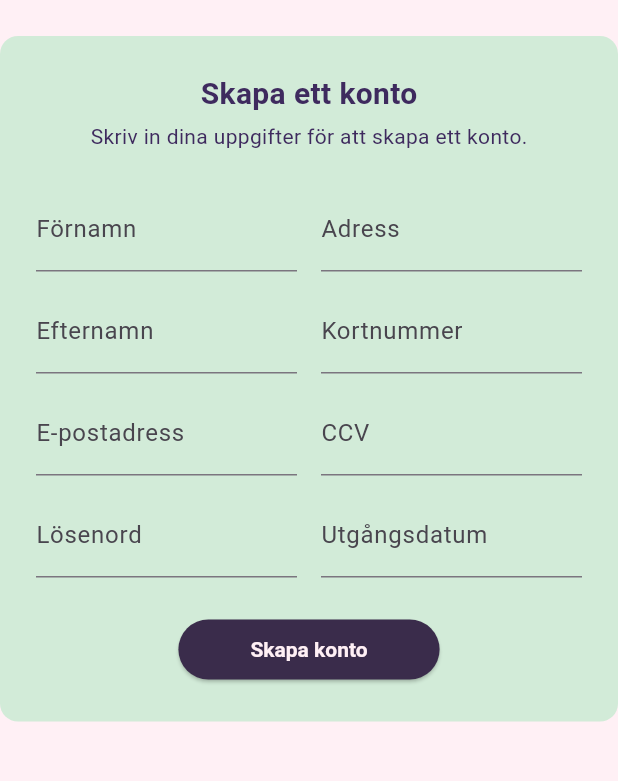
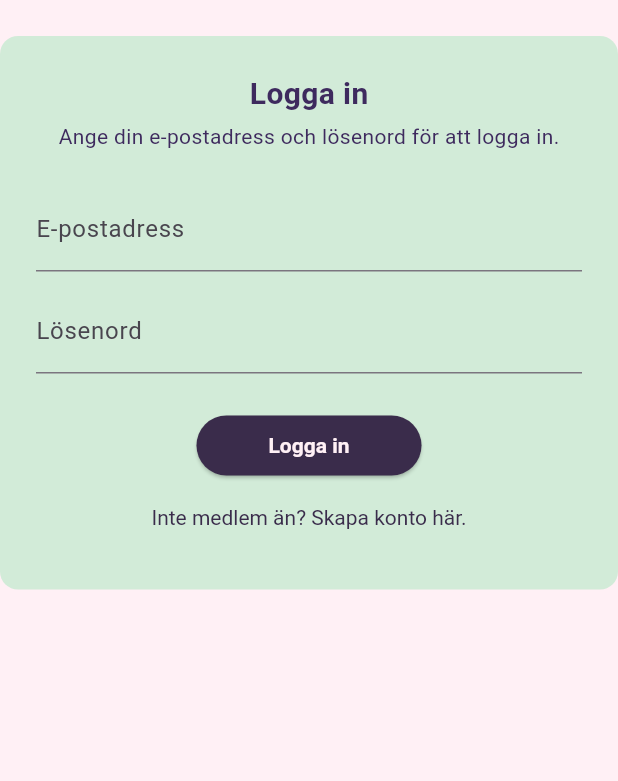
Before and after one commit to Aliceinnit/GG, a Flutter app: the AccountView screen opened directly, after a tap on the "person" icon, after a tap on "Logga in", on a phone screen of 412 x 824 dp, the part 150-931 px from its top. Run offline on Flutter 3.47's test engine with Material 3 defaults, Android fonts, the light colour scheme and no system bars; network calls fail.

Commit message:
inloggning+skapa konto

```diff
--- a/api_test/lib/pages/account_view.dart
+++ b/api_test/lib/pages/account_view.dart
@@ -1,20 +1,105 @@
+import 'package:api_test/model/imat/credit_card.dart';
+import 'package:api_test/model/imat/customer.dart';
+import 'package:api_test/model/imat_data_handler.dart';
+import 'package:api_test/pages/login_view.dart';
+import 'package:api_test/pages/main_view.dart';
 import 'package:flutter/material.dart';
 import 'package:api_test/widgets/app_navigation_bar.dart';
+import 'package:provider/provider.dart';
 
-class AccountView extends StatelessWidget {
+class AccountView extends StatefulWidget {
   const AccountView({super.key});
+
+  @override
+  State<AccountView> createState() => _AccountViewState();
+}
+
+class _AccountViewState extends State<AccountView> {
+  // Personuppgifter
+  final _firstName = TextEditingController();
+  final _lastName = TextEditingController();
+  final _email = TextEditingController();
+  final _password = TextEditingController();
+  final _phoneNumber = TextEditingController();
+  final _mobilePhoneNumber = TextEditingController();
+  final _address = TextEditingController();
+  final _postCode = TextEditingController();
+  final _postAddress = TextEditingController();
+
+  // Kortuppgifter
+  final _cardType = TextEditingController();
+  final _holdersName = TextEditingController();
+  final _cardNumber = TextEditingController();
+  final _validMonth = TextEditingController();
+  final _validYear = TextEditingController();
+  final _verificationCode = TextEditingController();
+
+  @override
+  void dispose() {
+    // Glöm inte att rensa alla controllers
+    _firstName.dispose();
+    _lastName.dispose();
+    _email.dispose();
+    _password.dispose();
+    _phoneNumber.dispose();
+    _mobilePhoneNumber.dispose();
+    _address.dispose();
+    _postCode.dispose();
+    _postAddress.dispose();
+    _cardType.dispose();
+    _holdersName.dispose();
+    _cardNumber.dispose();
+    _validMonth.dispose();
+    _validYear.dispose();
+    _verificationCode.dispose();
+    super.dispose();
+  }
+
+  void _createAccount(BuildContext context) async {
+    final handler = Provider.of<ImatDataHandler>(context, listen: false);
+
+    final customer = Customer(
+      _firstName.text,
+      _lastName.text,
+      _email.text,
+      _phoneNumber.text,
+      _mobilePhoneNumber.text,
+      _address.text,
+      _postCode.text,
+      _postAddress.text);
+
+    final card = CreditCard(
+      _cardType.text,
+      _holdersName.text,
+      int.parse(_cardNumber.text),
+      int.parse(_validMonth.text),
+      _validYear.text,
+      int.parse(_verificationCode.text));
+
+    handler.setCustomer(customer);
+    handler.setCreditCard(card);
+
+    ScaffoldMessenger.of(context).showSnackBar(
+      const SnackBar(content: Text('Konto skapat!')),
+    );
+
+    Navigator.pushAndRemoveUntil(
+                  context,
+                  MaterialPageRoute(builder: (context) => const MainView()),
+                  (route) => false,
+                );
+  }
 
   @override
   Widget build(BuildContext context) {
     return Scaffold(
-      backgroundColor: const Color(0xFFFFF0F5),      body: Column(
+      backgroundColor: const Color(0xFFFFF0F5),
+      body: Column(
         children: [
           const AppNavigationBar(showSearchBar: false),
           const SizedBox(height: 24),
           Expanded(
-            child: SingleChildScrollView(
-              child: _buildFormCard(context),
-            ),
+            child: SingleChildScrollView(child: _buildFormCard(context)),
           ),
         ],
       ),
@@ -32,15 +117,10 @@ class AccountView extends StatelessWidget {
         ),
         child: Column(
           children: [
-            const Text(
-              'Skapa ett konto',
-              style: TextStyle(fontSize: 20, fontWeight: FontWeight.bold),
-            ),
+            const Text('Skapa ett konto',
+                style: TextStyle(fontSize: 20, fontWeight: FontWeight.bold)),
             const SizedBox(height: 4),
-            const Text(
-              'Skriv in dina uppgifter för att skapa ett konto.',
-              style: TextStyle(fontSize: 14),
-            ),
+            const Text('Skriv in dina uppgifter för att skapa ett konto.'),
             const SizedBox(height: 24),
             Row(
               children: [
@@ -51,19 +131,27 @@ class AccountView extends StatelessWidget {
             ),
             const SizedBox(height: 24),
             ElevatedButton(
-              onPressed: () {},
+              onPressed: () => _createAccount(context),
               style: ElevatedButton.styleFrom(
-                backgroundColor: const Color(0xFF3A2C4B),
-              ),
+                  backgroundColor: const Color(0xFF3A2C4B)),
               child: const Padding(
                 padding: EdgeInsets.symmetric(horizontal: 24, vertical: 12),
-                child: Text(
-                  'Skapa konto',
-                  style: TextStyle(
-                    color: Color(0xFFFFF0F5),
-                    fontWeight: FontWeight.bold,
-                  ),
-                ),
+                child: Text('Skapa konto',
+                    style: TextStyle(
+                        color: Color(0xFFFFF0F5), fontWeight: FontWeight.bold)),
+              ),
+            ),
+            const SizedBox(height: 12),
+            TextButton(
+              onPressed: () {
+                Navigator.push(
+                  context,
+                  MaterialPageRoute(builder: (_) => const LoginView()),
+                );
+              },
+              child: const Text(
+                'Har du redan ett konto? Logga in här.',
+                style: TextStyle(color: Color(0xFF3A2C4B)),
               ),
             ),
           ],
@@ -75,14 +163,24 @@ class AccountView extends StatelessWidget {
   Widget _buildPersonalInfoColumn() {
     return Column(
       crossAxisAlignment: CrossAxisAlignment.start,
-      children: const [
-        TextField(decoration: InputDecoration(labelText: 'Förnamn')),
-        SizedBox(height: 12),
-        TextField(decoration: InputDecoration(labelText: 'Efternamn')),
-        SizedBox(height: 12),
-        TextField(decoration: InputDecoration(labelText: 'E-postadress')),
-        SizedBox(height: 12),
-        TextField(decoration: InputDecoration(labelText: 'Lösenord')),
+      children: [
+        TextField(controller: _firstName, decoration: const InputDecoration(labelText: 'Förnamn')),
+        const SizedBox(height: 12),
+        TextField(controller: _lastName, decoration: const InputDecoration(labelText: 'Efternamn')),
+        const SizedBox(height: 12),
+        TextField(controller: _email, decoration: const InputDecoration(labelText: 'E-postadress')),
+        const SizedBox(height: 12),
+        TextField(controller: _password, decoration: const InputDecoration(labelText: 'Lösenord')),
+        const SizedBox(height: 12),
+        TextField(controller: _phoneNumber, decoration: const InputDecoration(labelText: 'Telefon')),
+        const SizedBox(height: 12),
+        TextField(controller: _mobilePhoneNumber, decoration: const InputDecoration(labelText: 'Mobil')),
+        const SizedBox(height: 12),
+        TextField(controller: _address, decoration: const InputDecoration(labelText: 'Adress')),
+        const SizedBox(height: 12),
+        TextField(controller: _postCode, decoration: const InputDecoration(labelText: 'Postnummer')),
+        const SizedBox(height: 12),
+        TextField(controller: _postAddress, decoration: const InputDecoration(labelText: 'Postort')),
       ],
     );
   }
@@ -90,14 +188,18 @@ class AccountView extends StatelessWidget {
   Widget _buildPaymentInfoColumn() {
     return Column(
       crossAxisAlignment: CrossAxisAlignment.start,
-      children: const [
-        TextField(decoration: InputDecoration(labelText: 'Adress')),
-        SizedBox(height: 12),
-        TextField(decoration: InputDecoration(labelText: 'Kortnummer')),
-        SizedBox(height: 12),
-        TextField(decoration: InputDecoration(labelText: 'CCV')),
-        SizedBox(height: 12),
-        TextField(decoration: InputDecoration(labelText: 'Utgångsdatum')),
+      children: [
+        TextField(controller: _cardType, decoration: const InputDecoration(labelText: 'Korttyp')),
+        const SizedBox(height: 12),
+        TextField(controller: _holdersName, decoration: const InputDecoration(labelText: 'Kortinnehavare')),
+        const SizedBox(height: 12),
+        TextField(controller: _cardNumber, decoration: const InputDecoration(labelText: 'Kortnummer')),
+        const SizedBox(height: 12),
+        TextField(controller: _validMonth, decoration: const InputDecoration(labelText: 'Giltig månad')),
+        const SizedBox(height: 12),
+        TextField(controller: _validYear, decoration: const InputDecoration(labelText: 'Giltigt år')),
+        const SizedBox(height: 12),
+        TextField(controller: _verificationCode, decoration: const InputDecoration(labelText: 'CCV')),
       ],
     );
   }
--- /dev/null
+++ b/api_test/lib/pages/login_view.dart
@@ -0,0 +1,134 @@
+import 'package:api_test/model/imat/user.dart';
+import 'package:api_test/pages/account_view.dart';
+import 'package:api_test/widgets/app_navigation_bar.dart';
+import 'package:flutter/material.dart';
+import 'package:provider/provider.dart';
+import '../model/imat_data_handler.dart';
+
+class LoginView extends StatefulWidget {
+  const LoginView({super.key});
+
+  @override
+  State<LoginView> createState() => _LoginViewState();
+}
+
+class _LoginViewState extends State<LoginView> {
+  final TextEditingController _emailController = TextEditingController();
+  final TextEditingController _passwordController = TextEditingController();
+
+  @override
+  void dispose() {
+    _emailController.dispose();
+    _passwordController.dispose();
+    super.dispose();
+  }
+
+  @override
+  Widget build(BuildContext context) {
+    return Scaffold(
+      backgroundColor: const Color(0xFFFFF0F5),
+      body: Column(
+        children: [
+          const AppNavigationBar(showSearchBar: false),
+          const SizedBox(height: 24),
+          Expanded(
+            child: SingleChildScrollView(
+              child: _buildLoginCard(context),
+            ),
+          ),
+        ],
+      ),
+    );
+  }
+
+  Widget _buildLoginCard(BuildContext context) {
+    return Center(
+      child: Container(
+        padding: const EdgeInsets.all(24),
+        width: 600,
+        decoration: BoxDecoration(
+          color: const Color(0xffd2ebd8),
+          borderRadius: BorderRadius.circular(12),
+        ),
+        child: Column(
+          children: [
+            const Text(
+              'Logga in',
+              style: TextStyle(fontSize: 20, fontWeight: FontWeight.bold),
+            ),
+            const SizedBox(height: 4),
+            const Text(
+              'Ange din e-postadress och lösenord för att logga in.',
+              style: TextStyle(fontSize: 14),
+            ),
+            const SizedBox(height: 24),
+            _buildLoginFields(),
+            const SizedBox(height: 24),
+            ElevatedButton(
+              onPressed: () => _handleLogin(context),
+              style: ElevatedButton.styleFrom(
+                backgroundColor: const Color(0xFF3A2C4B),
+              ),
+              child: const Padding(
+                padding: EdgeInsets.symmetric(horizontal: 24, vertical: 12),
+                child: Text(
+                  'Logga in',
+                  style: TextStyle(
+                    color: Color(0xFFFFF0F5),
+                    fontWeight: FontWeight.bold,
+                  ),
+                ),
+              ),
+            ),
+            TextButton(
+              onPressed: () {
+                Navigator.push(
+                  context,
+                  MaterialPageRoute(builder: (_) => const AccountView()),
+                );
+              },
+              child: const Text(
+                'Inte medlem än? Skapa konto här.',
+                style: TextStyle(color: Color(0xFF3A2C4B)),
+              ),
+            ),
+          ],
+        ),
+      ),
+    );
+  }
+
+  Widget _buildLoginFields() {
+    return Column(
+      crossAxisAlignment: CrossAxisAlignment.start,
+      children: [
+        TextField(
+          controller: _emailController,
+          decoration: const InputDecoration(labelText: 'E-postadress'),
+        ),
+        const SizedBox(height: 12),
+        TextField(
+          controller: _passwordController,
+          decoration: const InputDecoration(labelText: 'Lösenord'),
+          obscureText: true,
+        ),
+      ],
+    );
+  }
+
+  Future<void> _handleLogin(BuildContext context) async {
+    final user = User(
+      _emailController.text.trim(),
+      _passwordController.text.trim(),
+    );
+
+    final iMat = Provider.of<ImatDataHandler>(context, listen: false);
+    iMat.setUser(user);
+
+    ScaffoldMessenger.of(context).showSnackBar(
+      SnackBar(content: Text("Inloggad som ${user.userName}")),
+    );
+
+    Navigator.pop(context);
+  }
+}
--- a/api_test/lib/widgets/account_sidebar.dart
+++ b/api_test/lib/widgets/account_sidebar.dart
@@ -1,6 +1,6 @@
+import 'package:api_test/pages/login_view.dart';
 import 'package:flutter/material.dart';
 import 'package:api_test/app_theme.dart';
-import 'package:api_test/pages/account_view.dart';
 import 'package:api_test/pages/favorites_view.dart';
 import 'package:api_test/pages/history_view.dart';
 import 'package:api_test/main.dart'; // Import main.dart to access navigatorKey
@@ -96,7 +96,7 @@ class AccountSidebar extends StatelessWidget {
                           return;
                         }
                         navigatorKey.currentState!.push(
-                          MaterialPageRoute(builder: (context) => const AccountView()),
+                          MaterialPageRoute(builder: (context) => const LoginView()),
                         );
                         WidgetsBinding.instance.addPostFrameCallback((_) {
                           onClose();
```
Also changed, not shown: api_test/lib/widgets/cart_sidebar.dart (+42 -16 lines), 2 other files.
